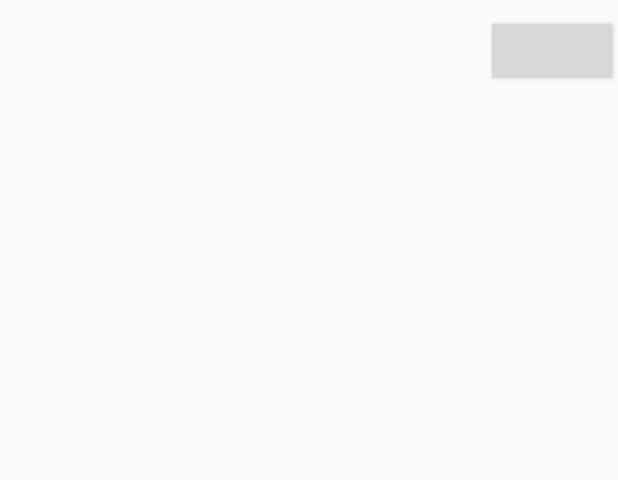
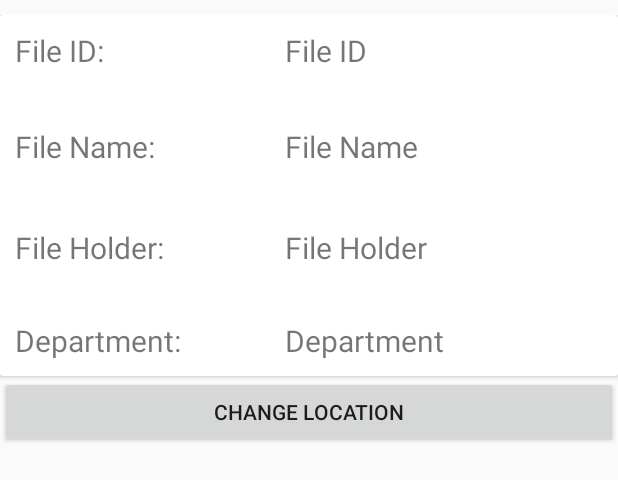
Before and after one commit to draconware/FileManagementSystem, an Android app: the layout items.xml on its own in the app's theme, with its tools: preview values and no code run, on a phone screen of 412 x 824 dp. Shown: the top 480 px of the screen. Run offline under Robolectric (Android 15) with nearby library versions, the phone set to English and light mode, and no system bars; network calls fail.

```diff
--- a/app/build.gradle
+++ b/app/build.gradle
@@ -42,4 +42,8 @@ dependencies {
     androidTestImplementation 'com.android.support.test.espresso:espresso-core:3.0.2'
     implementation 'com.android.support:recyclerview-v7:27.1.1'
     implementation 'com.android.support:cardview-v7:27.1.1'
+    compileOnly 'org.projectlombok:lombok:1.18.0'
+    annotationProcessor 'org.projectlombok:lombok:1.18.0'
+    implementation 'com.google.code.gson:gson:2.8.2'
+    implementation 'org.codehaus.jackson:jackson-mapper-asl:1.9.13'
 }
--- a/app/src/main/AndroidManifest.xml
+++ b/app/src/main/AndroidManifest.xml
@@ -29,7 +29,8 @@
         <activity android:name=".addfiledetails" />
         <activity android:name=".addresult" />
         <activity android:name=".searchFile" />
-        <activity android:name=".SearchFileList"></activity>
+        <activity android:name=".SearchFileList" />
+        <activity android:name=".ChangeLocation"></activity>
     </application>
 
 </manifest>
--- a/app/src/main/java/com/example/android/filemanagementsystem/addresult.java
+++ b/app/src/main/java/com/example/android/filemanagementsystem/addresult.java
@@ -20,9 +20,9 @@ public class addresult extends AppCompatActivity {
         sharedPreferences = PreferenceManager.getDefaultSharedPreferences(this);
     //    SharedPreferences.Editor sharedPreferenceseditor = sharedPreferences.edit();
 
-        fileid = sharedPreferences.getString("fileid","Not Available");
-        filename = sharedPreferences.getString("filename","Not Available");
-        department = sharedPreferences.getString("filedepartment","Not Available");
+        fileid = sharedPreferences.getString("addfileid","Not Available");
+        filename = sharedPreferences.getString("addfilename","Not Available");
+        department = sharedPreferences.getString("addfiledepartment","Not Available");
         holder = sharedPreferences.getString("user","Not Available");
 
         textView1 = (TextView)findViewById(R.id.textViewfileid);
--- a/app/src/main/res/layout/items.xml
+++ b/app/src/main/res/layout/items.xml
@@ -1,26 +1,117 @@
 <?xml version="1.0" encoding="utf-8"?>
 <LinearLayout
     xmlns:android="http://schemas.android.com/apk/res/android"
-    android:orientation="horizontal"
+    xmlns:tools="http://schemas.android.com/tools"
+    android:orientation="vertical"
     android:layout_width="match_parent"
     android:layout_height="wrap_content"
     android:paddingTop="10dp"
     android:paddingBottom="10dp"
     >
 
-    <TextView
-        android:id="@+id/contact_name"
-        android:layout_width="0dp"
+    <android.support.v7.widget.CardView
+        android:layout_width="match_parent"
         android:layout_height="wrap_content"
-        android:layout_weight="1"
-        />
+        android:padding="10sp">
+
+        <RelativeLayout
+            android:layout_width="match_parent"
+            android:layout_height="match_parent">
+
+            <TextView
+                android:id="@+id/textView10"
+                android:layout_width="wrap_content"
+                android:layout_height="wrap_content"
+                android:padding="10sp"
+                android:text="File ID:"
+                android:textSize="20sp" />
+
+            <TextView
+                android:id="@+id/searchfilelistfileid"
+                android:layout_width="232dp"
+                android:layout_height="wrap_content"
+
+                android:layout_alignBottom="@+id/textView10"
+                android:layout_alignParentEnd="true"
+                android:layout_alignParentRight="true"
+                android:padding="10sp"
+                android:text="File ID"
+                android:textSize="20sp" />
+
+            <TextView
+                android:id="@+id/textView12"
+                android:layout_width="wrap_content"
+                android:layout_height="wrap_content"
+                android:layout_alignParentLeft="true"
+                android:layout_alignParentStart="true"
+                android:layout_alignParentTop="true"
+                android:layout_marginTop="64dp"
+                android:padding="10sp"
+                android:text="File Name:"
+                android:textSize="20sp" />
+
+            <TextView
+                android:id="@+id/searchfilelistfilename"
+                android:layout_width="232dp"
+                android:layout_height="wrap_content"
+                android:layout_alignBottom="@+id/textView12"
+                android:layout_alignLeft="@+id/searchfilelistfileid"
+                android:layout_alignStart="@+id/searchfilelistfileid"
+                android:padding="10sp"
+                android:text="File Name"
+                android:textSize="20sp" />
+
+            <TextView
+                android:id="@+id/textView15"
+                android:layout_width="wrap_content"
+                android:layout_height="wrap_content"
+                android:layout_alignParentStart="true"
+                android:layout_alignParentTop="true"
+                android:layout_marginTop="131dp"
+                android:padding="10sp"
+                android:text="File Holder:"
+                android:textSize="20sp" />
+
+            <TextView
+                android:id="@+id/searchfilelistfileholder"
+                android:layout_width="232dp"
+                android:layout_height="wrap_content"
+                android:layout_alignStart="@+id/searchfilelistfileid"
+                android:layout_alignTop="@+id/textView15"
+                android:padding="10sp"
+                android:text="File Holder"
+                android:textSize="20sp" />
+
+            <TextView
+                android:id="@+id/textView17"
+                android:layout_width="wrap_content"
+                android:layout_height="wrap_content"
+                android:layout_alignParentStart="true"
+                android:layout_alignParentTop="true"
+                android:layout_marginTop="193dp"
+                android:padding="10sp"
+                android:text="Department:"
+                android:textSize="20sp" />
+
+            <TextView
+                android:id="@+id/searchfilelistfiledepartment"
+                android:layout_width="232dp"
+                android:layout_height="wrap_content"
+                android:layout_alignBottom="@+id/textView17"
+                android:layout_alignStart="@+id/searchfilelistfileid"
+                android:padding="10sp"
+                android:text="Department"
+                android:textSize="20sp" />
+
+
+        </RelativeLayout>
+
+    </android.support.v7.widget.CardView>
 
     <Button
-        android:id="@+id/message_button"
-        android:layout_width="wrap_content"
+        android:id="@+id/buttonsearchfilelist"
+        android:layout_width="match_parent"
         android:layout_height="wrap_content"
-        android:paddingLeft="16dp"
-        android:paddingRight="16dp"
-        android:textSize="10sp"
-        />
+        android:text="Change LOcation" />
+
 </LinearLayout>
```
Also changed, not shown: app/src/main/java/com/example/android/filemanagementsystem/Adapter.java (+56 -32 lines), app/src/main/java/com/example/android/filemanagementsystem/ChangeLocation.java (added, +99 -0 lines), app/src/main/java/com/example/android/filemanagementsystem/FileItems.java (+8 -27 lines), app/src/main/java/com/example/android/filemanagementsystem/SearchFileList.java (+83 -10 lines), app/src/main/java/com/example/android/filemanagementsystem/addfiledetails.java (+3 -10 lines), app/src/main/java/com/example/android/filemanagementsystem/searchFile.java (+26 -2 lines), app/src/main/res/layout/activity_change_location.xml (added, +39 -0 lines), app/src/main/res/layout/activity_search_file_list.xml (+5 -9 lines).
